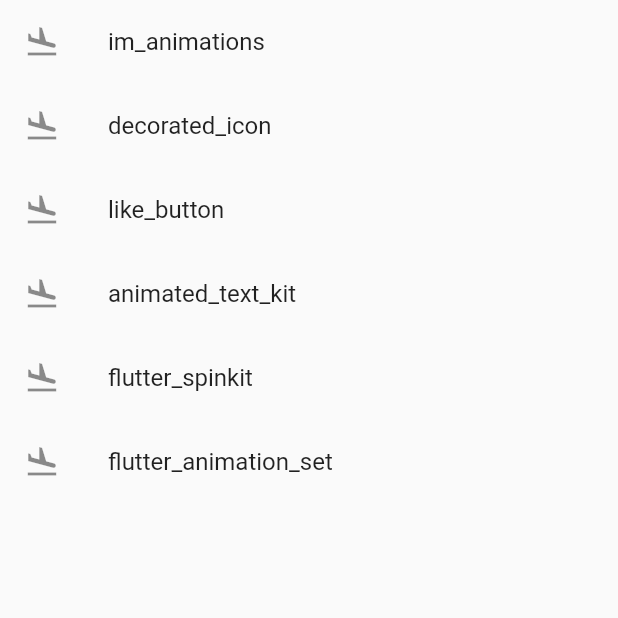
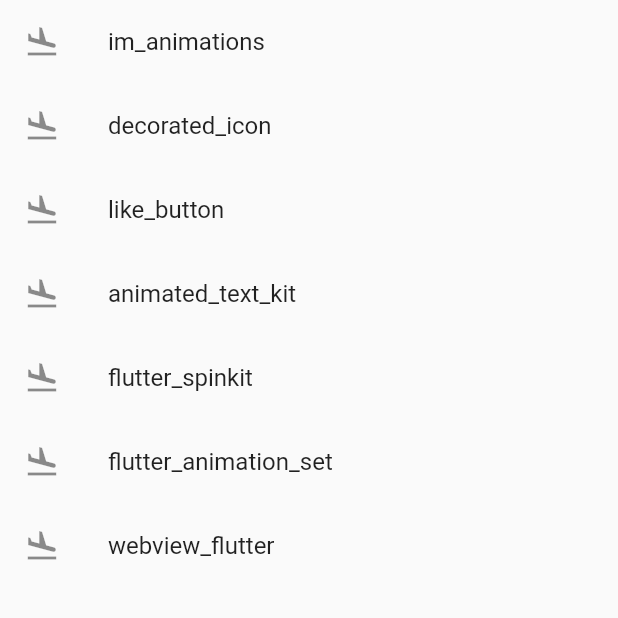
Before and after one commit to linnefromice/flutter_sandbox, a Flutter app: the screen it shows after launch, on a phone screen of 412 x 824 dp, the top half of it. Run offline on Flutter 3.47's test engine with Material 2 defaults, Android fonts, the phone set to English and light mode, and no system bars; our stand-ins replace animated_text_kit, flutter_spinkit, like_button; missing offline and left inert: decorated_icon, flutter_animation_set, im_animations.

Commit message:
update route setting

```diff
--- a/lib/main.dart
+++ b/lib/main.dart
@@ -29,6 +29,7 @@ class App extends StatelessWidget {
         '/animated_text_kit': (context) => AnimatedTextKitScreen(),
         '/flutter_spinkit': (context) => FlutterSpinkitScreen(),
         '/flutter_animation_set': (context) => FlutterAnimationSetScreen(),
+        '/webview_flutter': (context) => FlutterAnimationSetScreen(),
       },
     );
   }
--- a/lib/views/screens/home_screen.dart
+++ b/lib/views/screens/home_screen.dart
@@ -25,6 +25,10 @@ class HomeScreen extends StatelessWidget {
     {
       "label": "flutter_animation_set",
       "pathName": "/flutter_animation_set"
+    },
+    {
+      "label": "webview_flutter",
+      "pathName": "/webview_flutter"
     },
   ];
 
```
